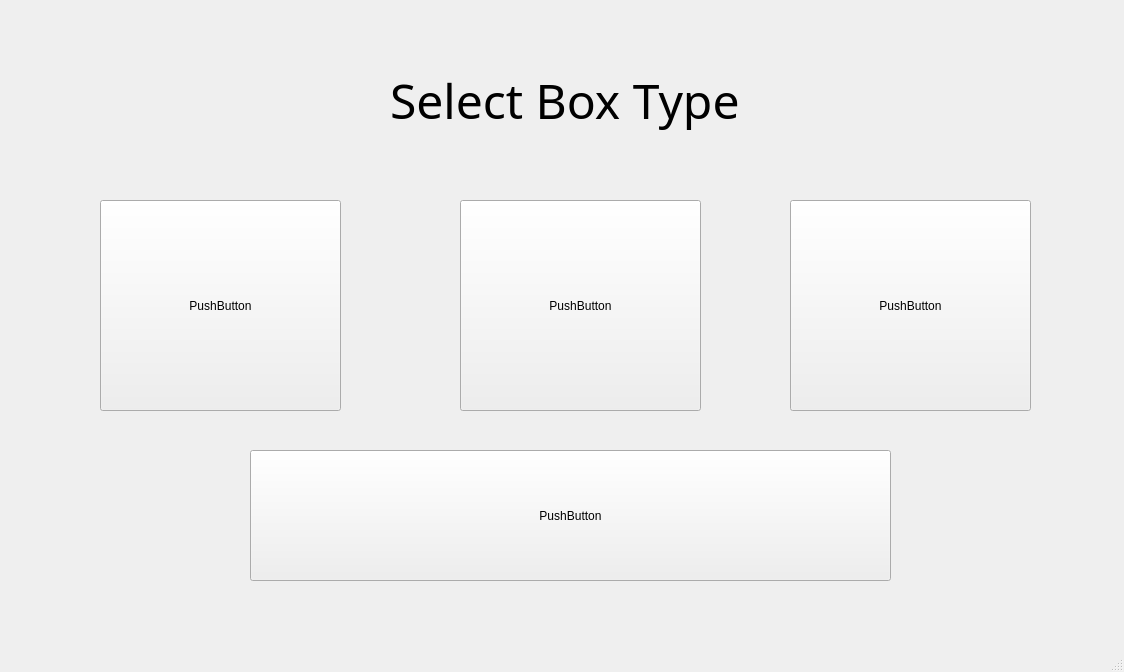
First picture: the form in Amazon_FC_box_type.ui, repository ICS4U-Gallo/amazon-fc-assignment-ghost-coders, before the edit.
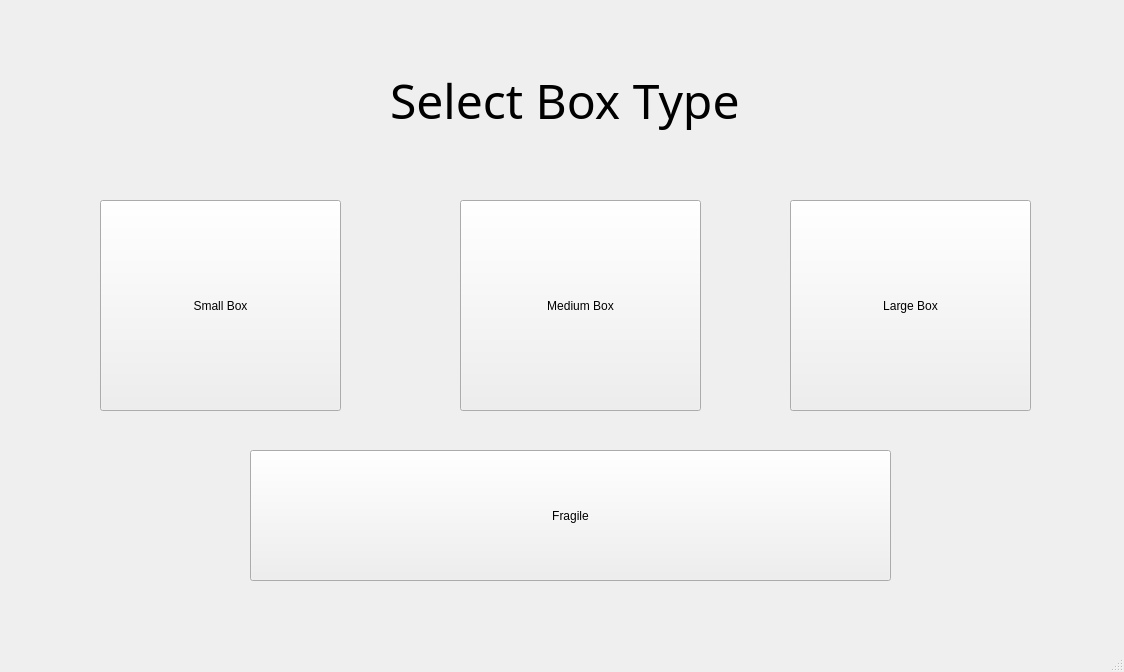
Second picture: the form after the edit.

The edit to the form file:
```diff
--- a/Amazon_FC_box_type.ui
+++ b/Amazon_FC_box_type.ui
@@ -24,7 +24,7 @@
      </rect>
     </property>
     <property name="text">
-     <string>PushButton</string>
+     <string>Small Box</string>
     </property>
    </widget>
    <widget class="QPushButton" name="pushButton_5">
@@ -37,7 +37,7 @@
      </rect>
     </property>
     <property name="text">
-     <string>PushButton</string>
+     <string>Fragile</string>
     </property>
    </widget>
    <widget class="QPushButton" name="pushButton_2">
@@ -50,7 +50,7 @@
      </rect>
     </property>
     <property name="text">
-     <string>PushButton</string>
+     <string>Large Box</string>
     </property>
    </widget>
    <widget class="QPushButton" name="pushButton_3">
@@ -63,7 +63,7 @@
      </rect>
     </property>
     <property name="text">
-     <string>PushButton</string>
+     <string>Medium Box</string>
     </property>
    </widget>
    <widget class="QLabel" name="label">
```
